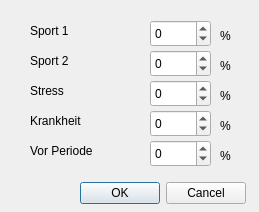
Before: the Qt Designer form src/bolusGUI/dlghealthoptions.ui in dreamshader/bolus, drawn with Qt 5.
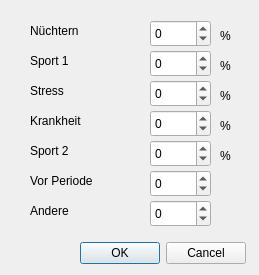
After: the same form once the commit is applied.

Patch:
```diff
--- a/src/bolusGUI/dlghealthoptions.ui
+++ b/src/bolusGUI/dlghealthoptions.ui
@@ -10,7 +10,7 @@
     <x>0</x>
     <y>0</y>
     <width>259</width>
-    <height>212</height>
+    <height>275</height>
    </rect>
   </property>
   <property name="windowTitle">
@@ -20,7 +20,7 @@
    <property name="geometry">
     <rect>
      <x>50</x>
-     <y>180</y>
+     <y>240</y>
      <width>196</width>
      <height>26</height>
     </rect>
@@ -33,7 +33,7 @@
    <property name="geometry">
     <rect>
      <x>30</x>
-     <y>20</y>
+     <y>50</y>
      <width>121</width>
      <height>21</height>
     </rect>
@@ -46,7 +46,7 @@
    <property name="geometry">
     <rect>
      <x>30</x>
-     <y>50</y>
+     <y>140</y>
      <width>121</width>
      <height>21</height>
     </rect>
@@ -85,7 +85,7 @@
    <property name="geometry">
     <rect>
      <x>30</x>
-     <y>140</y>
+     <y>170</y>
      <width>121</width>
      <height>21</height>
     </rect>
@@ -98,7 +98,7 @@
    <property name="geometry">
     <rect>
      <x>150</x>
-     <y>20</y>
+     <y>50</y>
      <width>61</width>
      <height>27</height>
     </rect>
@@ -114,7 +114,7 @@
    <property name="geometry">
     <rect>
      <x>150</x>
-     <y>50</y>
+     <y>140</y>
      <width>61</width>
      <height>27</height>
     </rect>
@@ -153,7 +153,7 @@
    <property name="geometry">
     <rect>
      <x>150</x>
-     <y>140</y>
+     <y>170</y>
      <width>61</width>
      <height>27</height>
     </rect>
@@ -227,6 +227,61 @@
     <string>%</string>
    </property>
   </widget>
+  <widget class="QLabel" name="lblTextSober">
+   <property name="geometry">
+    <rect>
+     <x>30</x>
+     <y>20</y>
+     <width>121</width>
+     <height>21</height>
+    </rect>
+   </property>
+   <property name="text">
+    <string>Nüchtern</string>
+   </property>
+  </widget>
+  <widget class="QSpinBox" name="spnSoberFactor">
+   <property name="geometry">
+    <rect>
+     <x>150</x>
+     <y>20</y>
+     <width>61</width>
+     <height>27</height>
+    </rect>
+   </property>
+   <property name="minimum">
+    <number>-99</number>
+   </property>
+   <property name="maximum">
+    <number>99</number>
+   </property>
+  </widget>
+  <widget class="QLabel" name="lblTextOther">
+   <property name="geometry">
+    <rect>
+     <x>30</x>
+     <y>200</y>
+     <width>121</width>
+     <height>21</height>
+    </rect>
+   </property>
+   <property name="text">
+    <string>Andere</string>
+   </property>
+  </widget>
+  <widget class="QSpinBox" name="spnOtherFactor">
+   <property name="geometry">
+    <rect>
+     <x>150</x>
+     <y>200</y>
+     <width>61</width>
+     <height>27</height>
+    </rect>
+   </property>
+   <property name="minimum">
+    <number>-99</number>
+   </property>
+  </widget>
  </widget>
  <resources/>
  <connections>
```
